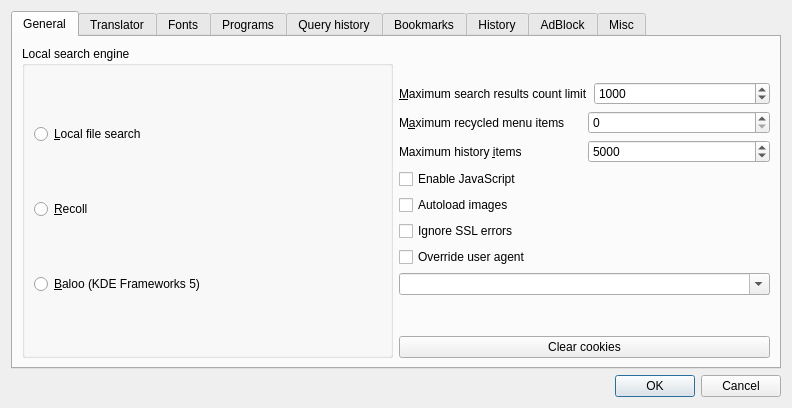
First picture: the form in settingsdlg.ui, repository kernel1024/jpreader, before the edit.
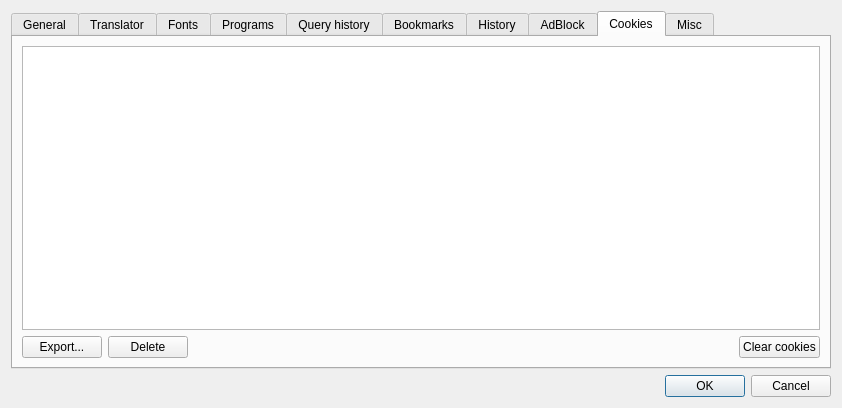
Second picture: the form after the edit. The open tabs and pages were chosen to show the change. Custom widgets are drawn as their Qt base class.

Commit message: Cookies tab in settings dialog. Only displaying cookies now.

```diff
--- a/settingsdlg.ui
+++ b/settingsdlg.ui
@@ -6,7 +6,7 @@
    <rect>
     <x>0</x>
     <y>0</y>
-    <width>792</width>
+    <width>842</width>
     <height>408</height>
    </rect>
   </property>
@@ -199,13 +199,6 @@
            </property>
           </spacer>
          </item>
-         <item>
-          <widget class="QPushButton" name="buttonClearCookies">
-           <property name="text">
-            <string>Clear cookies</string>
-           </property>
-          </widget>
-         </item>
         </layout>
        </item>
       </layout>
@@ -1132,6 +1125,61 @@
        </item>
       </layout>
      </widget>
+     <widget class="QWidget" name="tab_13">
+      <attribute name="title">
+       <string>Cookies</string>
+      </attribute>
+      <layout class="QVBoxLayout" name="verticalLayout_21">
+       <item>
+        <widget class="QTableWidget" name="tableCookies">
+         <property name="editTriggers">
+          <set>QAbstractItemView::NoEditTriggers</set>
+         </property>
+         <property name="selectionBehavior">
+          <enum>QAbstractItemView::SelectRows</enum>
+         </property>
+        </widget>
+       </item>
+       <item>
+        <layout class="QHBoxLayout" name="horizontalLayout_17">
+         <item>
+          <widget class="QPushButton" name="buttonExportCookies">
+           <property name="text">
+            <string>Export...</string>
+           </property>
+          </widget>
+         </item>
+         <item>
+          <widget class="QPushButton" name="buttonDelCookies">
+           <property name="text">
+            <string>Delete</string>
+           </property>
+          </widget>
+         </item>
+         <item>
+          <spacer name="horizontalSpacer_7">
+           <property name="orientation">
+            <enum>Qt::Horizontal</enum>
+           </property>
+           <property name="sizeHint" stdset="0">
+            <size>
+             <width>40</width>
+             <height>20</height>
+            </size>
+           </property>
+          </spacer>
+         </item>
+         <item>
+          <widget class="QPushButton" name="buttonClearCookies">
+           <property name="text">
+            <string>Clear cookies</string>
+           </property>
+          </widget>
+         </item>
+        </layout>
+       </item>
+      </layout>
+     </widget>
      <widget class="QWidget" name="tab_8">
       <attribute name="title">
        <string>Misc</string>
```
Left out of the diff: 5 changed lines with no effect on the pictures. The commit also changes 3 other files.
